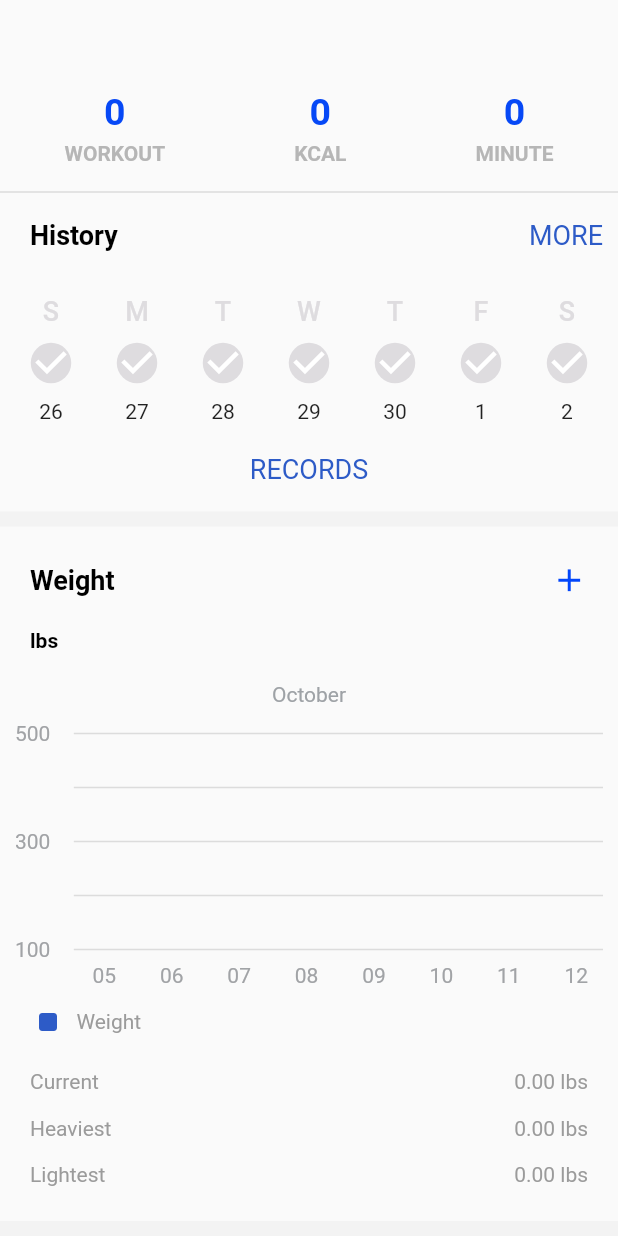
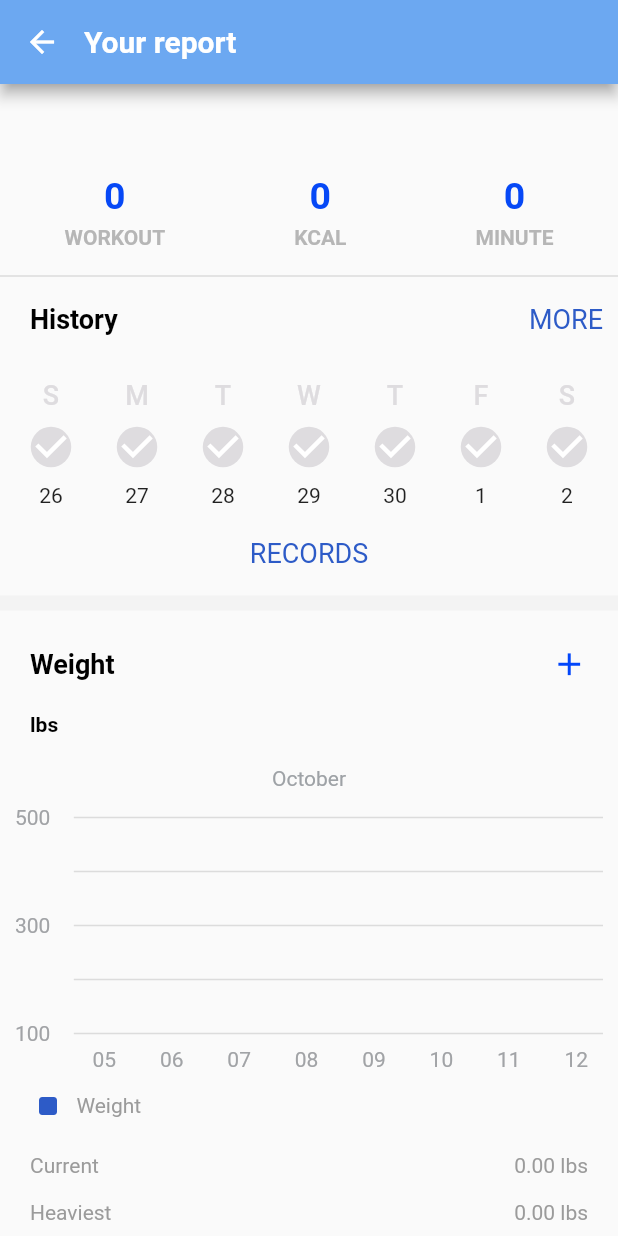
Before and after one commit to Ky7Org/weight-loss-consultant, a Flutter app: the ReportScreen screen opened directly, on a phone screen of 412 x 824 dp. Run offline on Flutter 3.47's test engine with Material 2 defaults, Android fonts, the light colour scheme and no system bars; our stand-ins replace hexcolor.

Commit message:
provide routing for report screen

```diff
--- a/apps/weight-loss-consultant-mobile-hci-version/lib/components/customer_drawer.dart
+++ b/apps/weight-loss-consultant-mobile-hci-version/lib/components/customer_drawer.dart
@@ -7,10 +7,12 @@ class CustomerDrawer {
     {
       "text": "Training plans",
       "icon": Icons.lock_clock,
+      "route": RoutePath.customerMainScreen,
     },
     {
       "text": "Report",
       "icon": Icons.bar_chart,
+      "route": RoutePath.customerReportScreen,
     },
     {
       "text": "Settings",
@@ -19,6 +21,7 @@ class CustomerDrawer {
     {
       "text": "Logout",
       "icon": Icons.logout_outlined,
+      "route": RoutePath.loginScreen,
     },
   ];
 
--- a/apps/weight-loss-consultant-mobile-hci-version/lib/routing/route_generator.dart
+++ b/apps/weight-loss-consultant-mobile-hci-version/lib/routing/route_generator.dart
@@ -3,6 +3,7 @@ import 'package:weight_loss_consultant_mobile_hci_version/routing/route_path.dar
 import 'package:weight_loss_consultant_mobile_hci_version/screens/customer_main_screen.dart';
 import 'package:weight_loss_consultant_mobile_hci_version/screens/login_screen.dart';
 import 'package:weight_loss_consultant_mobile_hci_version/screens/recover_password.dart';
+import 'package:weight_loss_consultant_mobile_hci_version/screens/report_screen.dart';
 import 'package:weight_loss_consultant_mobile_hci_version/screens/reset_password.dart';
 import 'package:weight_loss_consultant_mobile_hci_version/screens/sign_up_screen.dart';
 import 'package:weight_loss_consultant_mobile_hci_version/screens/today_diet_screen.dart';
@@ -43,6 +44,10 @@ class RouteGenerator{
         return MaterialPageRoute(builder: (_){
           return TodayDietScreen();
         });
+      case RoutePath.customerReportScreen:
+        return MaterialPageRoute(builder: (_){
+          return ReportScreen();
+        });
       default:
        return _errorRoute();
     }
--- a/apps/weight-loss-consultant-mobile-hci-version/lib/routing/route_path.dart
+++ b/apps/weight-loss-consultant-mobile-hci-version/lib/routing/route_path.dart
@@ -6,4 +6,5 @@ class RoutePath{
   static const String customerMainScreen = "/customerMain";
   static const String todayExerciseScreen = "/todayExercise";
   static const String todayDietScreen = "/todayDiet";
+  static const String customerReportScreen = "/report";
 }
--- a/apps/weight-loss-consultant-mobile-hci-version/lib/screens/report_screen.dart
+++ b/apps/weight-loss-consultant-mobile-hci-version/lib/screens/report_screen.dart
@@ -1,6 +1,6 @@
 import 'package:flutter/cupertino.dart';
 import 'package:flutter/material.dart';
-import "package:charcode/html_entity.dart";
+import 'package:weight_loss_consultant_mobile_hci_version/components/customer_appbar.dart';
 
 
 class ReportScreen extends StatefulWidget {
@@ -14,6 +14,7 @@ class _ReportScreenState extends State<ReportScreen> {
   @override
   Widget build(BuildContext context) {
     return Scaffold(
+      appBar: CustomerAppbar.builder("Your report"),
         body: SingleChildScrollView(
           child: GestureDetector(
             onTap: () => FocusScope.of(context).unfocus(),
```
Also changed, not shown: apps/weight-loss-consultant-mobile-hci-version/lib/screens/customer_main_screen.dart (+6 -1 lines), 2 other files.
